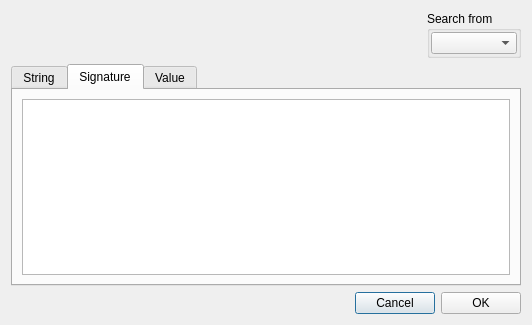
The window that dialogsearch.ui (horsicq/FormatDialogs) describes before a commit, drawn with Qt 5.
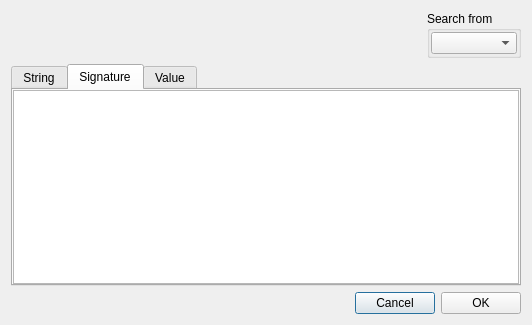
The same window after the commit. The open tabs and pages were chosen to show the change.

The edit to the form file:
```diff
--- a/dialogsearch.ui
+++ b/dialogsearch.ui
@@ -127,6 +127,18 @@
        <string>Signature</string>
       </attribute>
       <layout class="QVBoxLayout" name="verticalLayout_3">
+       <property name="leftMargin">
+        <number>0</number>
+       </property>
+       <property name="topMargin">
+        <number>0</number>
+       </property>
+       <property name="rightMargin">
+        <number>0</number>
+       </property>
+       <property name="bottomMargin">
+        <number>0</number>
+       </property>
        <item>
         <widget class="QPlainTextEdit" name="plainTextEditSignature"/>
        </item>
```
